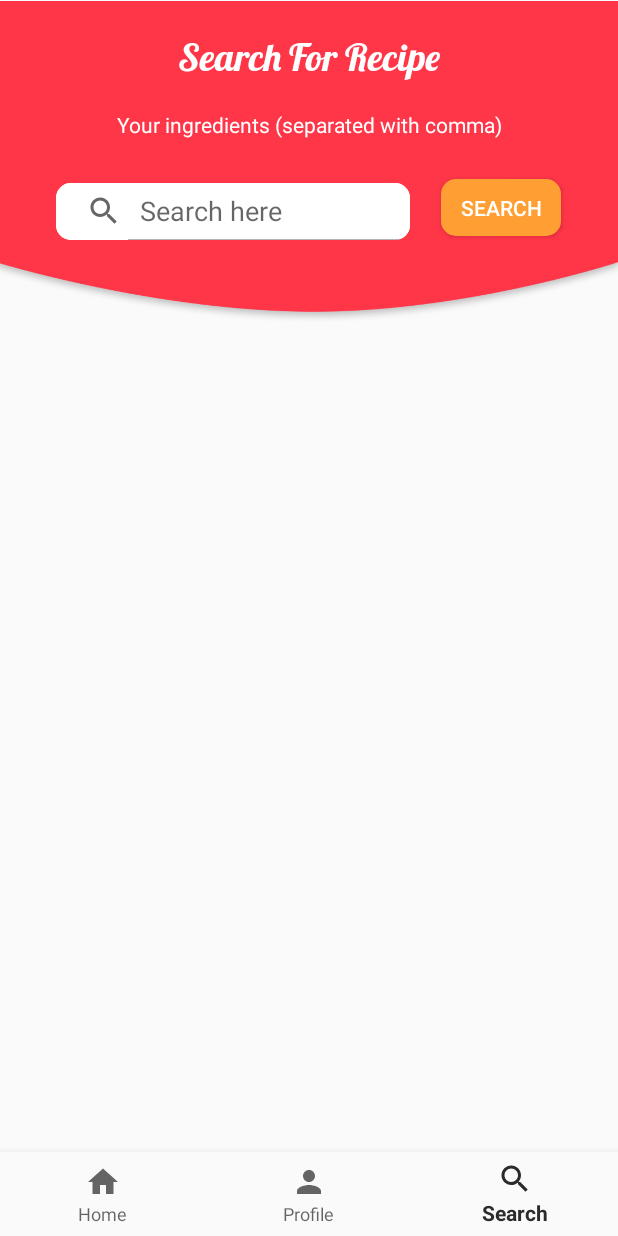
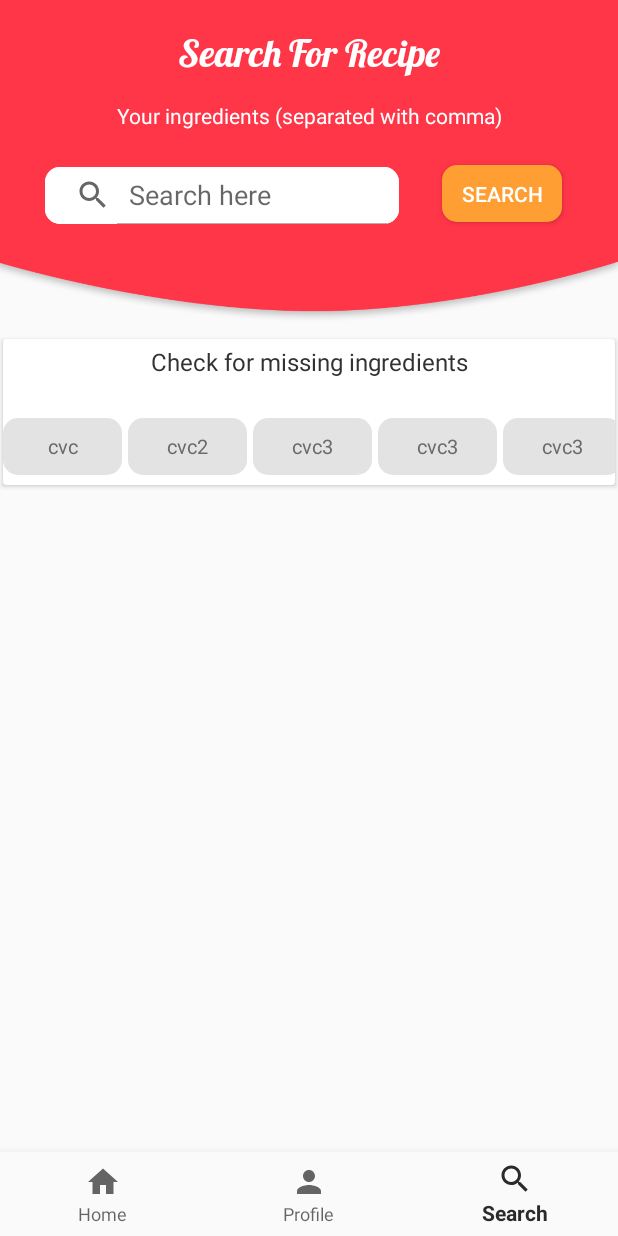
Before and after one commit to roeecohen/Coockit, an Android app: the screen it shows after launch once a user with an empty profile is signed in (MainActivity), item 3 of the bottom bar chosen, on a phone screen of 412 x 824 dp. Run offline under Robolectric (Android 15) with nearby library versions, the light colour scheme and no system bars; our stand-ins replace Firebase (no records; nobody signed in at launch, a user with empty details on screens opened directly), Picasso; pictures from the network do not load.

Commit message:
search options update

```diff
--- /dev/null
+++ b/app/src/main/java/com/example/coockit/Search/IngredientsOptionsAdapter.java
@@ -0,0 +1,121 @@
+package com.example.coockit.Search;
+
+import android.app.Activity;
+import android.content.Context;
+import android.graphics.Color;
+import android.view.LayoutInflater;
+import android.view.View;
+import android.view.ViewGroup;
+import android.widget.CheckBox;
+import android.widget.CompoundButton;
+import android.widget.TextView;
+
+import androidx.annotation.NonNull;
+import androidx.recyclerview.widget.RecyclerView;
+
+import com.example.coockit.R;
+
+import java.util.ArrayList;
+
+public class IngredientsOptionsAdapter extends RecyclerView.Adapter<IngredientsOptionsAdapter.IngOptionsViewHolder> {
+
+    private Context mContext;
+    private Activity mActivity;
+    private static ArrayList<String> mCheckBoxOptions;
+
+    public IngredientsOptionsAdapter(Context context, Activity act) {
+        mContext = context;
+        mActivity = act;
+        mCheckBoxOptions = new ArrayList<String>();
+        mCheckBoxOptions.add("cvc");
+        mCheckBoxOptions.add("cvc2");
+        mCheckBoxOptions.add("cvc3");
+        mCheckBoxOptions.add("cvc3");
+        mCheckBoxOptions.add("cvc3");
+        mCheckBoxOptions.add("cvc3");
+        mCheckBoxOptions.add("cvc3");
+        mCheckBoxOptions.add("cvc3");
+        mCheckBoxOptions.add("cvc3");
+        mCheckBoxOptions.add("cvc3");
+        mCheckBoxOptions.add("cvc3");
+        mCheckBoxOptions.add("cvc3");
+        mCheckBoxOptions.add("cvc3");
+        mCheckBoxOptions.add("cvc3");
+        mCheckBoxOptions.add("cvc3");
+        mCheckBoxOptions.add("cvc3");
+        mCheckBoxOptions.add("cvc3");
+        mCheckBoxOptions.add("cvc3");
+        mCheckBoxOptions.add("cvc3");
+        mCheckBoxOptions.add("cvc3");
+        mCheckBoxOptions.add("cvc3");
+        mCheckBoxOptions.add("cvc3");
+        mCheckBoxOptions.add("cvc3");
+        mCheckBoxOptions.add("cvc3");
+        mCheckBoxOptions.add("cvc3");
+        mCheckBoxOptions.add("cvc3");
+        mCheckBoxOptions.add("cvc3");
+        mCheckBoxOptions.add("cvc3");
+        mCheckBoxOptions.add("cvc3");
+    }
+
+    @NonNull
+    @Override
+    public IngOptionsViewHolder onCreateViewHolder(@NonNull ViewGroup parent, int viewType) {
+        LayoutInflater inflater = LayoutInflater.from(mContext);
+        View view = inflater.inflate(R.layout.search_ingredient_option_item, parent, false);
+        return new IngOptionsViewHolder(view);
+    }
+
+
+
+    @Override
+    public void onBindViewHolder(@NonNull IngOptionsViewHolder holder, final int position) {
+        holder.checkBox.setText(mCheckBoxOptions.get(position));
+
+        holder.checkBox.setOnCheckedChangeListener(new CompoundButton.OnCheckedChangeListener() {
+
+            @Override
+            public void onCheckedChanged(CompoundButton buttonView,boolean isChecked) {
+                if(buttonView.isChecked()) {
+
+                    buttonView.setBackgroundResource(R.drawable.rounded_button);
+                    buttonView.setTextColor(Color.parseColor("#FFFFFF"));
+                    mCheckBoxOptions.add(buttonView.getText().toString());
+                }
+                else {
+                    buttonView.setBackgroundResource(R.drawable.rounded_button_gray);
+                    buttonView.setTextColor(Color.parseColor("#6A6A6A"));
+
+                }
+
+            }
+        }
+        );
+
+        if(holder.checkBox.isChecked()) {
+            holder.checkBox.setBackgroundColor(Color.parseColor("#FEFEFE"));
+            mCheckBoxOptions.add(holder.checkBox.getText().toString());
+        }
+
+       // checkBoxTemp.setText("xczx");
+    }
+
+    @Override
+    public int getItemCount() {
+        return mCheckBoxOptions.size();
+    }
+
+    public class IngOptionsViewHolder extends RecyclerView.ViewHolder {
+        private CheckBox checkBox;
+
+        public IngOptionsViewHolder(@NonNull View itemView) {
+            super(itemView);
+            checkBox = (CheckBox) itemView.findViewById(R.id.ingredient_check_box);
+
+        }
+    }
+
+    public static ArrayList<String> getmCheckBoxOptions() {
+        return mCheckBoxOptions;
+    }
+}
--- a/app/src/main/java/com/example/coockit/Search/SearchFragment.java
+++ b/app/src/main/java/com/example/coockit/Search/SearchFragment.java
@@ -18,6 +18,8 @@ import androidx.annotation.NonNull;
 import androidx.annotation.Nullable;
 import androidx.core.content.ContextCompat;
 import androidx.fragment.app.Fragment;
+import androidx.recyclerview.widget.LinearLayoutManager;
+import androidx.recyclerview.widget.RecyclerView;
 
 import com.example.coockit.R;
 
@@ -30,6 +32,8 @@ public class SearchFragment extends Fragment {
     private ListView mListView;
     private Button mSearchBtn;
     private String mSearchInput;
+    private IngredientsOptionsAdapter mIngOptionsAdapter;
+    private RecyclerView mIngOptionsRecycler;
 
     public SearchFragment() { }
 
@@ -42,6 +46,12 @@ public class SearchFragment extends Fragment {
 
         mSearchBtn = (Button) mView.findViewById(R.id.search_btn);
         mListView = (ListView) mView.findViewById(R.id.search_item_list);
+
+        mIngOptionsRecycler = mView.findViewById(R.id.ingred_options_recycler);
+        mIngOptionsAdapter = new IngredientsOptionsAdapter(getActivity().getApplicationContext(),getActivity());
+
+        mIngOptionsRecycler.setLayoutManager(new LinearLayoutManager(getActivity().getApplicationContext(), LinearLayoutManager.HORIZONTAL, false));
+        mIngOptionsRecycler.setAdapter(mIngOptionsAdapter);
 
         mSearchBtn.setOnClickListener(new View.OnClickListener() {
             @Override
--- /dev/null
+++ b/app/src/main/res/drawable/rounded_button_gray.xml
@@ -0,0 +1,7 @@
+<?xml version="1.0" encoding="utf-8"?>
+<shape xmlns:android="http://schemas.android.com/apk/res/android"
+    android:shape="rectangle">
+    <solid android:color="#E3E3E3"/>
+    <corners android:radius="10dp"/>
+
+</shape>
--- a/app/src/main/res/layout/activity_profile_recipes.xml
+++ b/app/src/main/res/layout/activity_profile_recipes.xml
@@ -17,9 +17,10 @@
     <androidx.recyclerview.widget.RecyclerView
         android:id="@+id/recycle_view"
         android:layout_width="match_parent"
-        android:layout_height="673dp"
+        android:layout_height="587dp"
         app:layout_constraintBottom_toBottomOf="parent"
         app:layout_constraintEnd_toEndOf="parent"
+        app:layout_constraintHorizontal_bias="0.0"
         app:layout_constraintStart_toStartOf="parent"
         app:layout_constraintTop_toBottomOf="@+id/orange_top_bar"
         app:layout_constraintVertical_bias="0.0" />
--- a/app/src/main/res/layout/activity_single_recipe_item.xml
+++ b/app/src/main/res/layout/activity_single_recipe_item.xml
@@ -10,14 +10,14 @@
     <ScrollView
         android:id="@+id/scrollView2"
         android:layout_width="match_parent"
-        android:layout_height="wrap_content"
+        android:layout_height="match_parent"
         app:layout_constraintEnd_toEndOf="parent"
         app:layout_constraintStart_toStartOf="parent"
         app:layout_constraintTop_toTopOf="parent">
 
         <androidx.constraintlayout.widget.ConstraintLayout
             android:layout_width="match_parent"
-            android:layout_height="wrap_content">
+            android:layout_height="match_parent">
 
             <TextView
                 android:id="@+id/rec_dire"
--- a/app/src/main/res/layout/fragment_home.xml
+++ b/app/src/main/res/layout/fragment_home.xml
@@ -15,8 +15,8 @@ android:layout_height="match_parent">
 
     <androidx.recyclerview.widget.RecyclerView
         android:id="@+id/home_recycle_view"
-        android:layout_width="408dp"
-        android:layout_height="672dp"
+        android:layout_width="match_parent"
+        android:layout_height="692dp"
         app:layout_constraintBottom_toBottomOf="parent"
         app:layout_constraintEnd_toEndOf="parent"
         app:layout_constraintHorizontal_bias="0.0"
--- a/app/src/main/res/layout/fragment_search.xml
+++ b/app/src/main/res/layout/fragment_search.xml
@@ -5,12 +5,13 @@
     android:layout_width="match_parent"
     android:layout_height="match_parent">
 
+
   <ImageView
       android:id="@+id/imageView2"
-      android:layout_width="412dp"
-      android:layout_height="216dp"
+      android:layout_width="wrap_content"
+      android:layout_height="215dp"
       app:layout_constraintEnd_toEndOf="parent"
-      app:layout_constraintHorizontal_bias="1.0"
+      app:layout_constraintHorizontal_bias="0.0"
       app:layout_constraintStart_toStartOf="parent"
       app:layout_constraintTop_toTopOf="parent"
       app:srcCompat="@drawable/shape_33" />
@@ -25,10 +26,10 @@
       android:textColor="#FFFFFF"
       app:layout_constraintBottom_toBottomOf="@+id/imageView2"
       app:layout_constraintEnd_toEndOf="parent"
-      app:layout_constraintHorizontal_bias="0.885"
-      app:layout_constraintStart_toStartOf="parent"
+      app:layout_constraintHorizontal_bias="0.43"
+      app:layout_constraintStart_toEndOf="@+id/searchView"
       app:layout_constraintTop_toTopOf="parent"
-      app:layout_constraintVertical_bias="0.250" />
+      app:layout_constraintVertical_bias="0.131" />
 
   <SearchView
       android:id="@+id/searchView"
@@ -36,14 +37,15 @@
       android:layout_height="38dp"
       android:iconifiedByDefault="false"
       android:queryHint="Search here"
+      android:theme="@style/SearchViewStyle"
+
       app:actionViewClass="android.support.v7.widget.SearchView"
-      app:layout_constraintBottom_toBottomOf="parent"
-      app:layout_constraintEnd_toStartOf="@+id/search_btn"
-      app:layout_constraintHorizontal_bias="0.649"
+      app:layout_constraintBottom_toBottomOf="@+id/imageView2"
+      app:layout_constraintEnd_toEndOf="parent"
+      app:layout_constraintHorizontal_bias="0.171"
       app:layout_constraintStart_toStartOf="parent"
-      app:layout_constraintTop_toTopOf="parent"
-      app:layout_constraintVertical_bias="0.167"
-      app:theme="@style/SearchViewStyle"></SearchView>
+      app:layout_constraintTop_toTopOf="@+id/imageView2"
+      app:layout_constraintVertical_bias="0.626"></SearchView>
 
   <TextView
       android:id="@+id/search"
@@ -71,19 +73,65 @@
       app:layout_constraintTop_toBottomOf="@+id/search"
       app:layout_constraintVertical_bias="0.394" />
 
+
   <androidx.recyclerview.widget.RecyclerView
       android:id="@+id/new_recycler"
       android:layout_width="match_parent"
-      android:layout_height="513dp"
+      android:layout_height="337dp"
+      android:background="@null"
       app:layout_constraintBottom_toBottomOf="parent"
       app:layout_constraintEnd_toEndOf="parent"
       app:layout_constraintHorizontal_bias="0.0"
       app:layout_constraintStart_toStartOf="parent"
-      app:layout_constraintTop_toBottomOf="@+id/imageView2"
-      app:layout_constraintVertical_bias="0.0"
-      android:background="@null">
+      app:layout_constraintTop_toBottomOf="@+id/check_box_card"
+      app:layout_constraintVertical_bias="0.777">
 
   </androidx.recyclerview.widget.RecyclerView>
+
+  <androidx.cardview.widget.CardView
+      android:id="@+id/check_box_card"
+      android:layout_width="match_parent"
+      android:layout_height="97dp"
+      android:layout_margin="2dp"
+      android:orientation="vertical"
+      app:layout_constraintBottom_toBottomOf="parent"
+      app:layout_constraintEnd_toEndOf="parent"
+      app:layout_constraintHorizontal_bias="1.0"
+      app:layout_constraintStart_toStartOf="parent"
+      app:layout_constraintTop_toBottomOf="@+id/imageView2"
+      app:layout_constraintVertical_bias="0.019">
+
+    <androidx.constraintlayout.widget.ConstraintLayout
+        android:layout_width="match_parent"
+        android:layout_height="match_parent"
+        tools:layout_editor_absoluteX="18dp"
+        tools:layout_editor_absoluteY="269dp">
+
+      <androidx.recyclerview.widget.RecyclerView
+          android:id="@+id/ingred_options_recycler"
+          android:layout_width="wrap_content"
+          android:layout_height="40dp"
+          app:layout_constraintBottom_toBottomOf="parent"
+          app:layout_constraintEnd_toEndOf="parent"
+          app:layout_constraintHorizontal_bias="0.498"
+          app:layout_constraintStart_toStartOf="parent"
+          app:layout_constraintTop_toBottomOf="@+id/textView5"
+          app:layout_constraintVertical_bias="0.85" />
+
+      <TextView
+          android:id="@+id/textView5"
+          android:layout_width="wrap_content"
+          android:layout_height="wrap_content"
+          android:layout_marginTop="4dp"
+          android:text="Check for missing ingredients"
+          android:textColor="#323232"
+          android:textSize="16sp"
+          app:layout_constraintEnd_toEndOf="parent"
+          app:layout_constraintStart_toStartOf="parent"
+          app:layout_constraintTop_toTopOf="parent" />
+    </androidx.constraintlayout.widget.ConstraintLayout>
+
+  </androidx.cardview.widget.CardView>
 
   <ListView
           android:id="@+id/search_item_list"
@@ -99,5 +147,4 @@
           app:layout_constraintTop_toBottomOf="@+id/searchView"
           app:layout_constraintVertical_bias="0"></ListView>
 
-
 </androidx.constraintlayout.widget.ConstraintLayout>
--- /dev/null
+++ b/app/src/main/res/layout/search_ingredient_option_item.xml
@@ -0,0 +1,27 @@
+<?xml version="1.0" encoding="utf-8"?>
+<androidx.constraintlayout.widget.ConstraintLayout xmlns:android="http://schemas.android.com/apk/res/android"
+    xmlns:app="http://schemas.android.com/apk/res-auto"
+    xmlns:tools="http://schemas.android.com/tools"
+    android:id="@+id/check_option"
+    android:layout_width="wrap_content"
+    android:layout_height="wrap_content">
+
+    <CheckBox
+        android:id="@+id/ingredient_check_box"
+        android:layout_width="79dp"
+        android:layout_height="38dp"
+        android:layout_marginRight="4dp"
+        android:background="@drawable/rounded_button_gray"
+        android:button="@null"
+        android:gravity="center"
+        android:text="Check Box"
+        android:textColor="#6A6A6A"
+        android:textSize="13sp"
+        app:layout_constraintBottom_toBottomOf="parent"
+        app:layout_constraintEnd_toEndOf="parent"
+        app:layout_constraintHorizontal_bias="0.057"
+        app:layout_constraintStart_toStartOf="parent"
+        app:layout_constraintTop_toTopOf="parent"
+        app:layout_constraintVertical_bias="0.023" />
+
+</androidx.constraintlayout.widget.ConstraintLayout>
```
Also changed, not shown: app/src/main/java/com/example/coockit/Search/Results.java (+0 -13 lines), app/src/main/res/drawable/profile.png (deleted). Lines whose indentation alone changed are shown as unchanged.
